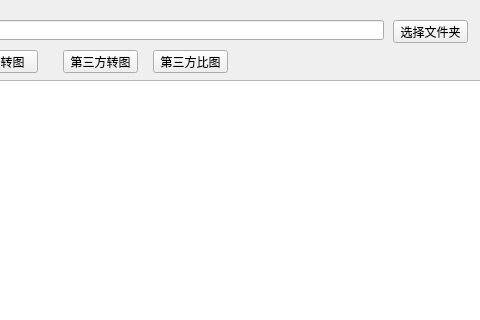
Before: the Qt Designer form ui/ussd.ui in naivete13sky/epvs, drawn with Qt 5; both pictures show x 257 to 737 and y 0 to 320 of the 1274 by 872 pixel window.
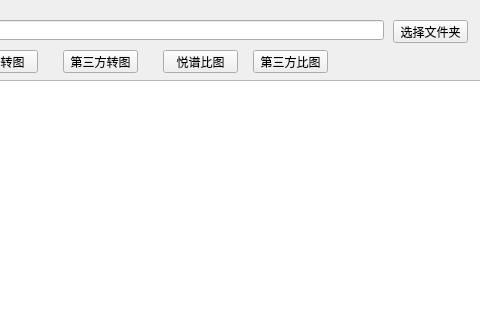
After: the same form once the commit is applied.

```diff
--- a/ui/ussd.ui
+++ b/ui/ussd.ui
@@ -102,7 +102,7 @@
    <widget class="QPushButton" name="pushButtonCompareG">
     <property name="geometry">
      <rect>
-      <x>410</x>
+      <x>510</x>
       <y>50</y>
       <width>75</width>
       <height>23</height>
@@ -181,6 +181,19 @@
      </rect>
     </property>
    </widget>
+   <widget class="QPushButton" name="pushButtonCompareEp">
+    <property name="geometry">
+     <rect>
+      <x>420</x>
+      <y>50</y>
+      <width>75</width>
+      <height>23</height>
+     </rect>
+    </property>
+    <property name="text">
+     <string>悦谱比图</string>
+    </property>
+   </widget>
   </widget>
   <widget class="QMenuBar" name="menubar">
    <property name="geometry">
```
